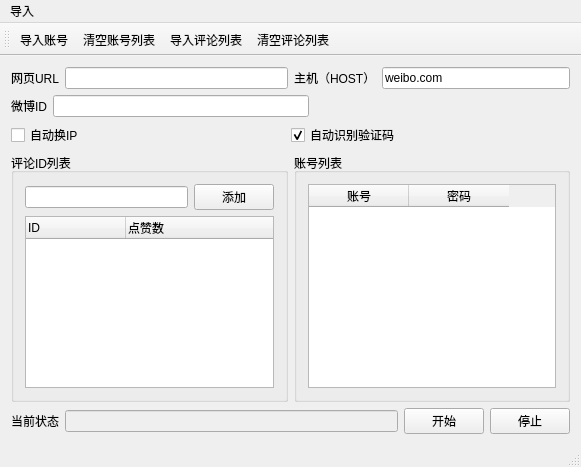
Before: the Qt Designer form auto_weibo_dianzan/autobots_toutiao.ui in blacksjt/autobots, drawn with Qt 5.
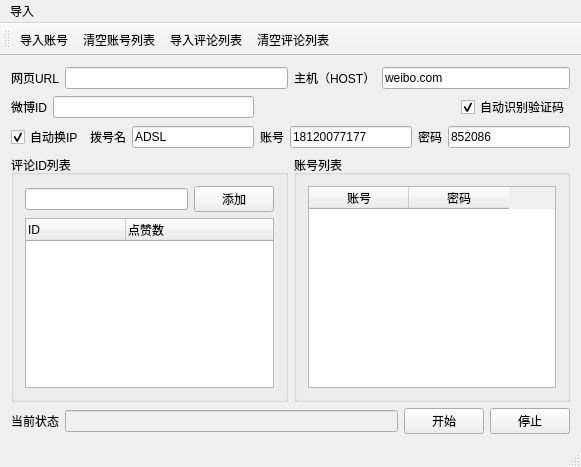
After: the same form once the commit is applied.

```diff
--- a/auto_weibo_dianzan/autobots_toutiao.ui
+++ b/auto_weibo_dianzan/autobots_toutiao.ui
@@ -93,27 +93,75 @@
      </layout>
     </item>
     <item row="1" column="1">
-     <layout class="QHBoxLayout" name="horizontalLayout_4"/>
+     <widget class="QCheckBox" name="checkBox_code_online">
+      <property name="text">
+       <string>自动识别验证码</string>
+      </property>
+      <property name="checked">
+       <bool>true</bool>
+      </property>
+     </widget>
     </item>
-    <item row="2" column="0">
-     <layout class="QHBoxLayout" name="horizontalLayout_7">
+    <item row="2" column="0" colspan="2">
+     <layout class="QHBoxLayout" name="horizontalLayout_4">
       <item>
        <widget class="QCheckBox" name="checkBox_switch_ip">
         <property name="text">
          <string>自动换IP</string>
         </property>
         <property name="checked">
-         <bool>false</bool>
+         <bool>true</bool>
         </property>
        </widget>
       </item>
       <item>
-       <widget class="QCheckBox" name="checkBox_code_online">
+       <widget class="QLabel" name="label_4">
         <property name="text">
-         <string>自动识别验证码</string>
+         <string>拨号名</string>
         </property>
-        <property name="checked">
+       </widget>
+      </item>
+      <item>
+       <widget class="QLineEdit" name="lineEdit_adsl_name">
+        <property name="enabled">
          <bool>true</bool>
+        </property>
+        <property name="text">
+         <string>ADSL</string>
+        </property>
+       </widget>
+      </item>
+      <item>
+       <widget class="QLabel" name="label_6">
+        <property name="text">
+         <string>账号</string>
+        </property>
+       </widget>
+      </item>
+      <item>
+       <widget class="QLineEdit" name="lineEdit_adsl_account">
+        <property name="enabled">
+         <bool>true</bool>
+        </property>
+        <property name="text">
+         <string>18120077177</string>
+        </property>
+       </widget>
+      </item>
+      <item>
+       <widget class="QLabel" name="label_7">
+        <property name="text">
+         <string>密码</string>
+        </property>
+       </widget>
+      </item>
+      <item>
+       <widget class="QLineEdit" name="lineEdit_adsl_pwd">
+        <property name="enabled">
+         <bool>true</bool>
+        </property>
+        <property name="text">
+         <string>852086</string>
         </property>
        </widget>
       </item>
```
